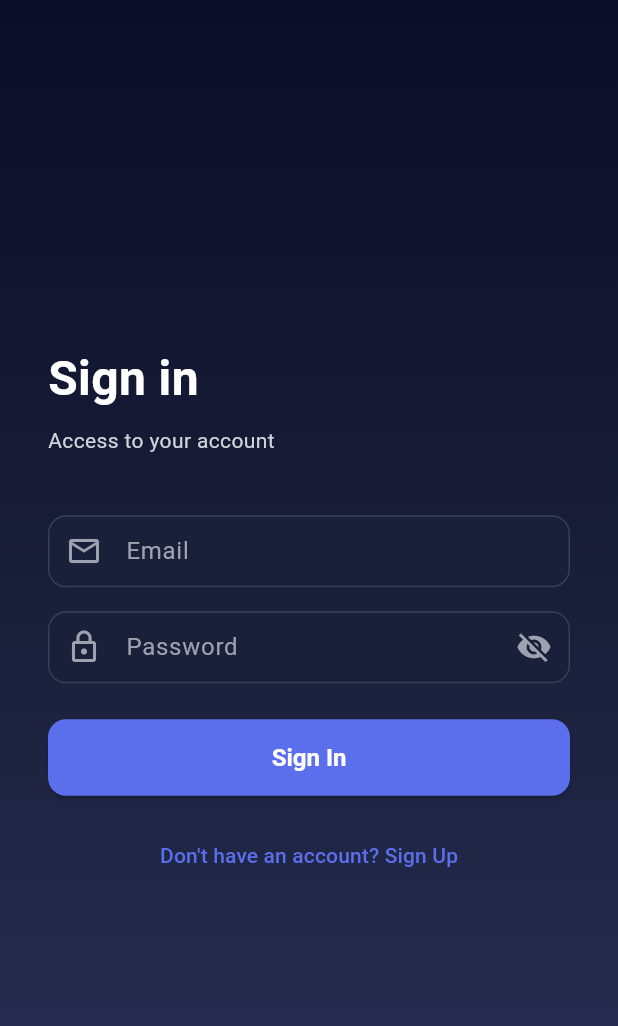
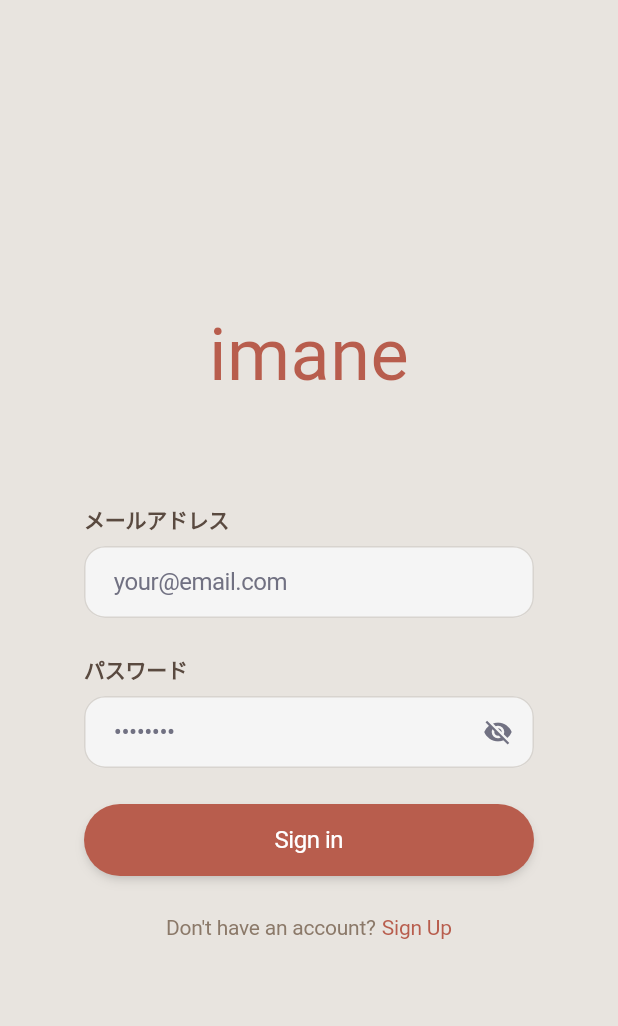
Before and after one commit to hoshido-k/imane, a Flutter app: the screen it shows after launch, on a phone screen of 412 x 824 dp. Shown: the top 1026 px of the screen. Run offline on Flutter 3.47's test engine with Material 3 defaults, Android fonts, the phone set to English and light mode, and no system bars; our stand-ins replace connectivity_plus, firebase_auth, firebase_core, geolocator, google_maps_flutter, permission_handler and 1 more; missing offline and left inert: background_location; accounts and stored records are empty; generated files the repository leaves out were written again.

Commit message:
ログイン認証画面実装

```diff
--- a/mobile/lib/core/constants/app_colors.dart
+++ b/mobile/lib/core/constants/app_colors.dart
@@ -1,43 +1,45 @@
 import 'package:flutter/material.dart';
 
 /// App color constants based on Figma design
+/// New warm beige/brown theme for imane
 class AppColors {
   AppColors._();
 
-  // Background Gradient Colors (Dark theme)
-  static const Color backgroundDark1 = Color(0xFF0A0E27);
-  static const Color backgroundDark2 = Color(0xFF1A1F3A);
-  static const Color backgroundDark3 = Color(0xFF2A3158);
+  // Background Colors (Light theme - warm beige)
+  static const Color background = Color(0xFFE8E4DF); // Main background
 
-  // Primary Colors
-  static const Color primary = Color(0xFF5B6FED);
-  static const Color primaryHover = Color(0xFF4A5EDC);
+  // Primary Brand Color (Terracotta/Coral)
+  static const Color primary = Color(0xFFB85D4D); // Main brand color
+  static const Color primaryHover = Color(0xFFA54D3D);
 
   // Text Colors
+  static const Color textPrimary = Color(0xFF5A4A40); // Dark brown for labels
+  static const Color textSecondary = Color(0xFF8B7969); // Medium brown for secondary text
+  static const Color textPlaceholder = Color(0xFF717182); // Gray for placeholders
   static const Color textWhite = Color(0xFFFFFFFF);
-  static const Color textGray = Color(0xFFD1D5DB);
-  static const Color textGrayDark = Color(0xFF9CA3AF);
 
-  // Border Colors
-  static const Color borderGray = Color(0xFF374151);
-
-  // Card Background
-  static const Color cardBackground = Color(0xFF1A1F3A);
-  static const Color cardBackgroundHover = Color(0xFF252B4A);
+  // Input/Card Colors
+  static const Color inputBackground = Color(0xFFF5F5F5); // Neutral 100
+  static const Color inputBorder = Color(0xFFD8D4CF);
 
   // Status Colors
   static const Color success = Color(0xFF10B981);
   static const Color error = Color(0xFFEF4444);
   static const Color warning = Color(0xFFF59E0B);
 
-  // Gradient
-  static const LinearGradient backgroundGradient = LinearGradient(
-    begin: Alignment.topCenter,
-    end: Alignment.bottomCenter,
-    colors: [
-      backgroundDark1,
-      backgroundDark2,
-      backgroundDark3,
-    ],
-  );
+  // Shadow
+  static const List<BoxShadow> buttonShadow = [
+    BoxShadow(
+      color: Color(0x1A000000), // rgba(0,0,0,0.1)
+      offset: Offset(0, 4),
+      blurRadius: 6,
+      spreadRadius: -1,
+    ),
+    BoxShadow(
+      color: Color(0x1A000000), // rgba(0,0,0,0.1)
+      offset: Offset(0, 2),
+      blurRadius: 4,
+      spreadRadius: -2,
+    ),
+  ];
 }
--- a/mobile/lib/core/theme/app_theme.dart
+++ b/mobile/lib/core/theme/app_theme.dart
@@ -5,85 +5,111 @@ import '../constants/app_colors.dart';
 class AppTheme {
   AppTheme._();
 
-  static ThemeData get darkTheme {
+  static ThemeData get lightTheme {
     return ThemeData(
       useMaterial3: true,
-      brightness: Brightness.dark,
+      brightness: Brightness.light,
       primaryColor: AppColors.primary,
-      scaffoldBackgroundColor: AppColors.backgroundDark1,
+      scaffoldBackgroundColor: AppColors.background,
 
       // AppBar Theme
       appBarTheme: const AppBarTheme(
         backgroundColor: Colors.transparent,
         elevation: 0,
-        systemOverlayStyle: SystemUiOverlayStyle.light,
+        systemOverlayStyle: SystemUiOverlayStyle.dark,
         centerTitle: true,
         titleTextStyle: TextStyle(
-          color: AppColors.textWhite,
-          fontSize: 24,
+          color: AppColors.textPrimary,
+          fontSize: 20,
           fontWeight: FontWeight.w600,
+        ),
+        iconTheme: IconThemeData(
+          color: AppColors.textPrimary,
         ),
       ),
 
       // Text Theme
       textTheme: const TextTheme(
         displayLarge: TextStyle(
+          fontSize: 48,
+          fontWeight: FontWeight.w400,
+          color: AppColors.primary,
+          letterSpacing: 0.35,
+        ),
+        displayMedium: TextStyle(
           fontSize: 32,
           fontWeight: FontWeight.bold,
-          color: AppColors.textWhite,
-        ),
-        displayMedium: TextStyle(
-          fontSize: 28,
-          fontWeight: FontWeight.bold,
-          color: AppColors.textWhite,
+          color: AppColors.textPrimary,
         ),
         displaySmall: TextStyle(
           fontSize: 24,
           fontWeight: FontWeight.w600,
-          color: AppColors.textWhite,
+          color: AppColors.textPrimary,
         ),
         headlineMedium: TextStyle(
           fontSize: 20,
           fontWeight: FontWeight.w600,
-          color: AppColors.textWhite,
+          color: AppColors.textPrimary,
         ),
         titleLarge: TextStyle(
           fontSize: 18,
           fontWeight: FontWeight.w500,
-          color: AppColors.textWhite,
+          color: AppColors.textPrimary,
         ),
         bodyLarge: TextStyle(
           fontSize: 16,
-          color: AppColors.textWhite,
+          fontWeight: FontWeight.w400,
+          color: AppColors.textPrimary,
+          letterSpacing: -0.31,
         ),
         bodyMedium: TextStyle(
           fontSize: 14,
-          color: AppColors.textGray,
+          fontWeight: FontWeight.w400,
+          color: AppColors.textSecondary,
+          letterSpacing: -0.15,
         ),
         bodySmall: TextStyle(
           fontSize: 12,
-          color: AppColors.textGrayDark,
+          color: AppColors.textSecondary,
+        ),
+        labelLarge: TextStyle(
+          fontSize: 14,
+          fontWeight: FontWeight.bold,
+          color: AppColors.textPrimary,
+          letterSpacing: -0.15,
         ),
       ),
 
       // Input Decoration Theme
       inputDecorationTheme: InputDecorationTheme(
         filled: true,
-        fillColor: AppColors.cardBackground,
+        fillColor: AppColors.inputBackground,
         border: OutlineInputBorder(
-          borderRadius: BorderRadius.circular(12),
-          borderSide: const BorderSide(color: AppColors.borderGray),
+          borderRadius: BorderRadius.circular(14),
+          borderSide: const BorderSide(color: AppColors.inputBorder),
         ),
         enabledBorder: OutlineInputBorder(
-          borderRadius: BorderRadius.circular(12),
-          borderSide: const BorderSide(color: AppColors.borderGray),
+          borderRadius: BorderRadius.circular(14),
+          borderSide: const BorderSide(color: AppColors.inputBorder),
         ),
         focusedBorder: OutlineInputBorder(
-          borderRadius: BorderRadius.circular(12),
+          borderRadius: BorderRadius.circular(14),
           borderSide: const BorderSide(color: AppColors.primary, width: 2),
         ),
+        errorBorder: OutlineInputBorder(
+          borderRadius: BorderRadius.circular(14),
+          borderSide: const BorderSide(color: AppColors.error),
+        ),
+        focusedErrorBorder: OutlineInputBorder(
+          borderRadius: BorderRadius.circular(14),
+          borderSide: const BorderSide(color: AppColors.error, width: 2),
+        ),
         contentPadding: const EdgeInsets.symmetric(horizontal: 16, vertical: 12),
-        hintStyle: const TextStyle(color: AppColors.textGrayDark),
+        hintStyle: const TextStyle(
+          color: AppColors.textPlaceholder,
+          fontSize: 16,
+          letterSpacing: -0.31,
+        ),
       ),
 
       // Button Themes
@@ -91,48 +117,64 @@ class AppTheme {
         style: ElevatedButton.styleFrom(
           backgroundColor: AppColors.primary,
           foregroundColor: AppColors.textWhite,
+          elevation: 0,
+          shadowColor: Colors.transparent,
           padding: const EdgeInsets.symmetric(vertical: 12, horizontal: 24),
           shape: RoundedRectangleBorder(
-            borderRadius: BorderRadius.circular(12),
+            borderRadius: BorderRadius.circular(100), // Very large radius for pill shape
           ),
           textStyle: const TextStyle(
             fontSize: 16,
-            fontWeight: FontWeight.w600,
+            fontWeight: FontWeight.w400,
+            letterSpacing: -0.31,
           ),
         ),
       ),
 
       outlinedButtonTheme: OutlinedButtonThemeData(
         style: OutlinedButton.styleFrom(
-          foregroundColor: AppColors.textWhite,
-          side: const BorderSide(color: AppColors.borderGray),
+          foregroundColor: AppColors.textPrimary,
+          side: const BorderSide(color: AppColors.inputBorder),
           padding: const EdgeInsets.symmetric(vertical: 12, horizontal: 24),
           shape: RoundedRectangleBorder(
-            borderRadius: BorderRadius.circular(12),
+            borderRadius: BorderRadius.circular(14),
+          ),
+        ),
+      ),
+
+      textButtonTheme: TextButtonThemeData(
+        style: TextButton.styleFrom(
+          foregroundColor: AppColors.primary,
+          textStyle: const TextStyle(
+            fontSize: 14,
+            fontWeight: FontWeight.w400,
+            letterSpacing: -0.15,
           ),
         ),
       ),
 
       // Card Theme
       cardTheme: CardThemeData(
-        color: AppColors.cardBackground,
+        color: Colors.white,
+        elevation: 0,
         shape: RoundedRectangleBorder(
-          borderRadius: BorderRadius.circular(12),
+          borderRadius: BorderRadius.circular(14),
+          side: const BorderSide(color: AppColors.inputBorder),
         ),
       ),
 
       // Bottom Navigation Bar Theme
       bottomNavigationBarTheme: const BottomNavigationBarThemeData(
-        backgroundColor: AppColors.cardBackground,
+        backgroundColor: Colors.white,
         selectedItemColor: AppColors.primary,
-        unselectedItemColor: AppColors.textGrayDark,
+        unselectedItemColor: AppColors.textSecondary,
         type: BottomNavigationBarType.fixed,
         elevation: 0,
       ),
 
       // Icon Theme
       iconTheme: const IconThemeData(
-        color: AppColors.textWhite,
+        color: AppColors.textPrimary,
       ),
     );
   }
--- a/mobile/lib/main.dart
+++ b/mobile/lib/main.dart
@@ -17,23 +17,23 @@ void main() async {
   // Set system UI overlay style
   SystemChrome.setSystemUIOverlayStyle(
     const SystemUiOverlayStyle(
-      statusBarBrightness: Brightness.dark,
-      statusBarIconBrightness: Brightness.light,
+      statusBarBrightness: Brightness.light,
+      statusBarIconBrightness: Brightness.dark,
     ),
   );
 
-  runApp(const PopLinkApp());
+  runApp(const ImaneApp());
 }
 
-class PopLinkApp extends StatelessWidget {
-  const PopLinkApp({super.key});
+class ImaneApp extends StatelessWidget {
+  const ImaneApp({super.key});
 
   @override
   Widget build(BuildContext context) {
     return MaterialApp(
-      title: 'PopLink',
+      title: 'imane',
       debugShowCheckedModeBanner: false,
-      theme: AppTheme.darkTheme,
+      theme: AppTheme.lightTheme,
       initialRoute: '/login',
       routes: {
         '/login': (context) => const LoginScreen(),
--- a/mobile/lib/screens/auth/login_screen.dart
+++ b/mobile/lib/screens/auth/login_screen.dart
@@ -99,7 +99,7 @@ class _LoginScreenState extends State<LoginScreen> {
     ScaffoldMessenger.of(context).showSnackBar(
       SnackBar(
         content: Text(message),
-        backgroundColor: Colors.red,
+        backgroundColor: AppColors.error,
       ),
     );
   }
@@ -107,130 +107,99 @@ class _LoginScreenState extends State<LoginScreen> {
   @override
   Widget build(BuildContext context) {
     return Scaffold(
-      body: Container(
-        decoration: const BoxDecoration(
-          gradient: AppColors.backgroundGradient,
-        ),
-        child: SafeArea(
-          child: Center(
+      backgroundColor: AppColors.background,
+      body: SafeArea(
         child: SingleChildScrollView(
-              padding: const EdgeInsets.symmetric(horizontal: 32),
+          child: Padding(
+            padding: const EdgeInsets.symmetric(horizontal: 24),
             child: Form(
               key: _formKey,
               child: Column(
-                  mainAxisAlignment: MainAxisAlignment.center,
                 crossAxisAlignment: CrossAxisAlignment.stretch,
                 children: [
-                    // Header
+                  // Top spacing
+                  const SizedBox(height: 210),
+
+                  // Logo/Title
                   Text(
-                      _isSignupMode ? 'Sign up' : 'Sign in',
-                      style: const TextStyle(
-                        color: AppColors.textWhite,
-                        fontSize: 32,
-                        fontWeight: FontWeight.bold,
+                    'imane',
+                    textAlign: TextAlign.center,
+                    style: Theme.of(context).textTheme.displayLarge,
                   ),
-                    ),
-                    const SizedBox(height: 8),
-                    Text(
-                      _isSignupMode
-                          ? 'Create your account'
-                          : 'Access to your account',
-                      style: const TextStyle(
-                        color: AppColors.textGray,
-                        fontSize: 14,
-                      ),
-                    ),
+
                   const SizedBox(height: 40),
 
+                  // Form Container
+                  Container(
+                    padding: const EdgeInsets.fromLTRB(32, 32, 32, 0),
+                    child: Column(
+                      crossAxisAlignment: CrossAxisAlignment.stretch,
+                      children: [
                         // Display Name Field (新規登録時のみ)
                         if (_isSignupMode) ...[
+                          _buildLabel('表示名'),
+                          const SizedBox(height: 8),
                           TextFormField(
                             controller: _displayNameController,
-                        style: const TextStyle(color: AppColors.textWhite),
+                            style: Theme.of(context).textTheme.bodyLarge,
                             decoration: InputDecoration(
-                          hintText: 'Display Name',
-                          prefixIcon: const Icon(
-                            Icons.person_outline,
-                            color: AppColors.textGrayDark,
-                          ),
-                          filled: true,
-                          fillColor: AppColors.cardBackground,
-                          border: OutlineInputBorder(
-                            borderRadius: BorderRadius.circular(12),
-                            borderSide: const BorderSide(color: AppColors.borderGray),
-                          ),
-                          enabledBorder: OutlineInputBorder(
-                            borderRadius: BorderRadius.circular(12),
-                            borderSide: const BorderSide(color: AppColors.borderGray),
-                          ),
-                          focusedBorder: OutlineInputBorder(
-                            borderRadius: BorderRadius.circular(12),
-                            borderSide: const BorderSide(color: AppColors.primary, width: 2),
-                          ),
+                              hintText: 'あなたの名前',
+                              hintStyle: Theme.of(context)
+                                  .inputDecorationTheme
+                                  .hintStyle,
                             ),
                             validator: (value) {
                               if (value == null || value.isEmpty) {
-                            return 'Please enter your display name';
+                                return '表示名を入力してください';
                               }
                               return null;
                             },
                           ),
-                      const SizedBox(height: 16),
+                          const SizedBox(height: 24),
                         ],
 
                         // Email Field
+                        _buildLabel('メールアドレス'),
+                        const SizedBox(height: 8),
                         TextFormField(
                           controller: _emailController,
-                      style: const TextStyle(color: AppColors.textWhite),
+                          style: Theme.of(context).textTheme.bodyLarge,
                           keyboardType: TextInputType.emailAddress,
                           decoration: InputDecoration(
-                        hintText: 'Email',
-                        prefixIcon: const Icon(
-                          Icons.email_outlined,
-                          color: AppColors.textGrayDark,
-                        ),
-                        filled: true,
-                        fillColor: AppColors.cardBackground,
-                        border: OutlineInputBorder(
-                          borderRadius: BorderRadius.circular(12),
-                          borderSide: const BorderSide(color: AppColors.borderGray),
-                        ),
-                        enabledBorder: OutlineInputBorder(
-                          borderRadius: BorderRadius.circular(12),
-                          borderSide: const BorderSide(color: AppColors.borderGray),
-                        ),
-                        focusedBorder: OutlineInputBorder(
-                          borderRadius: BorderRadius.circular(12),
-                          borderSide: const BorderSide(color: AppColors.primary, width: 2),
-                        ),
+                            hintText: 'your@email.com',
+                            hintStyle:
+                                Theme.of(context).inputDecorationTheme.hintStyle,
                           ),
                           validator: (value) {
                             if (value == null || value.isEmpty) {
-                          return 'Please enter your email';
+                              return 'メールアドレスを入力してください';
                             }
                             if (!value.contains('@')) {
-                          return 'Please enter a valid email';
+                              return '有効なメールアドレスを入力してください';
                             }
                             return null;
                           },
                         ),
-                    const SizedBox(height: 16),
+                        const SizedBox(height: 24),
 
                         // Password Field
+                        _buildLabel('パスワード'),
+                        const SizedBox(height: 8),
                         TextFormField(
                           controller: _passwordController,
                           obscureText: _obscurePassword,
-                      style: const TextStyle(color: AppColors.textWhite),
+                          style: Theme.of(context).textTheme.bodyLarge,
                           decoration: InputDecoration(
-                        hintText: 'Password',
-                        prefixIcon: const Icon(
-                          Icons.lock_outline,
-                          color: AppColors.textGrayDark,
-                        ),
+                            hintText: '••••••••',
+                            hintStyle:
+                                Theme.of(context).inputDecorationTheme.hintStyle,
                             suffixIcon: IconButton(
                               icon: Icon(
-                            _obscurePassword ? Icons.visibility_off : Icons.visibility,
-                            color: AppColors.textGrayDark,
+                                _obscurePassword
+                                    ? Icons.visibility_off
+                                    : Icons.visibility,
+                                color: AppColors.textPlaceholder,
+                                size: 20,
                               ),
                               onPressed: () {
                                 setState(() {
@@ -238,81 +207,86 @@ class _LoginScreenState extends State<LoginScreen> {
                                 });
                               },
                             ),
-                        filled: true,
-                        fillColor: AppColors.cardBackground,
-                        border: OutlineInputBorder(
-                          borderRadius: BorderRadius.circular(12),
-                          borderSide: const BorderSide(color: AppColors.borderGray),
-                        ),
-                        enabledBorder: OutlineInputBorder(
-                          borderRadius: BorderRadius.circular(12),
-                          borderSide: const BorderSide(color: AppColors.borderGray),
-                        ),
-                        focusedBorder: OutlineInputBorder(
-                          borderRadius: BorderRadius.circular(12),
-                          borderSide: const BorderSide(color: AppColors.primary, width: 2),
-                        ),
                           ),
                           validator: (value) {
                             if (value == null || value.isEmpty) {
-                          return 'Please enter your password';
+                              return 'パスワードを入力してください';
                             }
                             if (_isSignupMode && value.length < 8) {
-                          return 'Password must be at least 8 characters';
+                              return 'パスワードは8文字以上で入力してください';
                             }
                             return null;
                           },
                         ),
                         const SizedBox(height: 24),
 
-                    // Sign In/Up Button
-                    ElevatedButton(
+                        // Sign In Button
+                        SizedBox(
+                          height: 48,
+                          child: Container(
+                            decoration: BoxDecoration(
+                              borderRadius: BorderRadius.circular(100),
+                              boxShadow: AppColors.buttonShadow,
+                            ),
+                            child: ElevatedButton(
                               onPressed: _isLoading
                                   ? null
                                   : (_isSignupMode ? _handleSignup : _handleLogin),
-                      style: ElevatedButton.styleFrom(
-                        backgroundColor: AppColors.primary,
-                        foregroundColor: AppColors.textWhite,
-                        padding: const EdgeInsets.symmetric(vertical: 16),
-                        shape: RoundedRectangleBorder(
-                          borderRadius: BorderRadius.circular(12),
-                        ),
-                      ),
                               child: _isLoading
                                   ? const SizedBox(
                                       height: 20,
                                       width: 20,
                                       child: CircularProgressIndicator(
                                         strokeWidth: 2,
-                                valueColor:
-                                    AlwaysStoppedAnimation(AppColors.textWhite),
+                                        valueColor: AlwaysStoppedAnimation(
+                                            AppColors.textWhite),
                                       ),
                                     )
                                   : Text(
-                              _isSignupMode ? 'Sign Up' : 'Sign In',
+                                      _isSignupMode ? 'Sign Up' : 'Sign in',
                                       style: const TextStyle(
                                         fontSize: 16,
-                                fontWeight: FontWeight.w600,
+                                        fontWeight: FontWeight.w400,
+                                        letterSpacing: -0.31,
                                       ),
                                     ),
                             ),
-                    const SizedBox(height: 16),
+                          ),
+                        ),
 
-                    // Toggle Sign In/Up
-                    TextButton(
-                      onPressed: () {
+                        const SizedBox(height: 24),
+
+                        // Sign Up Link
+                        Row(
+                          mainAxisAlignment: MainAxisAlignment.center,
+                          children: [
+                            Text(
+                              _isSignupMode
+                                  ? 'Already have an account?'
+                                  : "Don't have an account?",
+                              style: Theme.of(context).textTheme.bodyMedium,
+                            ),
+                            const SizedBox(width: 4),
+                            GestureDetector(
+                              onTap: () {
                                 setState(() {
                                   _isSignupMode = !_isSignupMode;
                                 });
                               },
                               child: Text(
-                        _isSignupMode
-                            ? 'Already have an account? Sign In'
-                            : "Don't have an account? Sign Up",
-                        style: const TextStyle(
+                                _isSignupMode ? 'Sign In' : 'Sign Up',
+                                style: Theme.of(context)
+                                    .textTheme
+                                    .bodyMedium
+                                    ?.copyWith(
                                       color: AppColors.primary,
-                          fontSize: 14,
+                                      fontWeight: FontWeight.w400,
                                     ),
+                              ),
+                            ),
+                          ],
+                        ),
+                      ],
                     ),
                   ),
                 ],
@@ -321,7 +295,13 @@ class _LoginScreenState extends State<LoginScreen> {
           ),
         ),
       ),
-      ),
+    );
+  }
+
+  Widget _buildLabel(String text) {
+    return Text(
+      text,
+      style: Theme.of(context).textTheme.labelLarge,
     );
   }
 }
```
Lines whose indentation alone changed are shown as unchanged.
